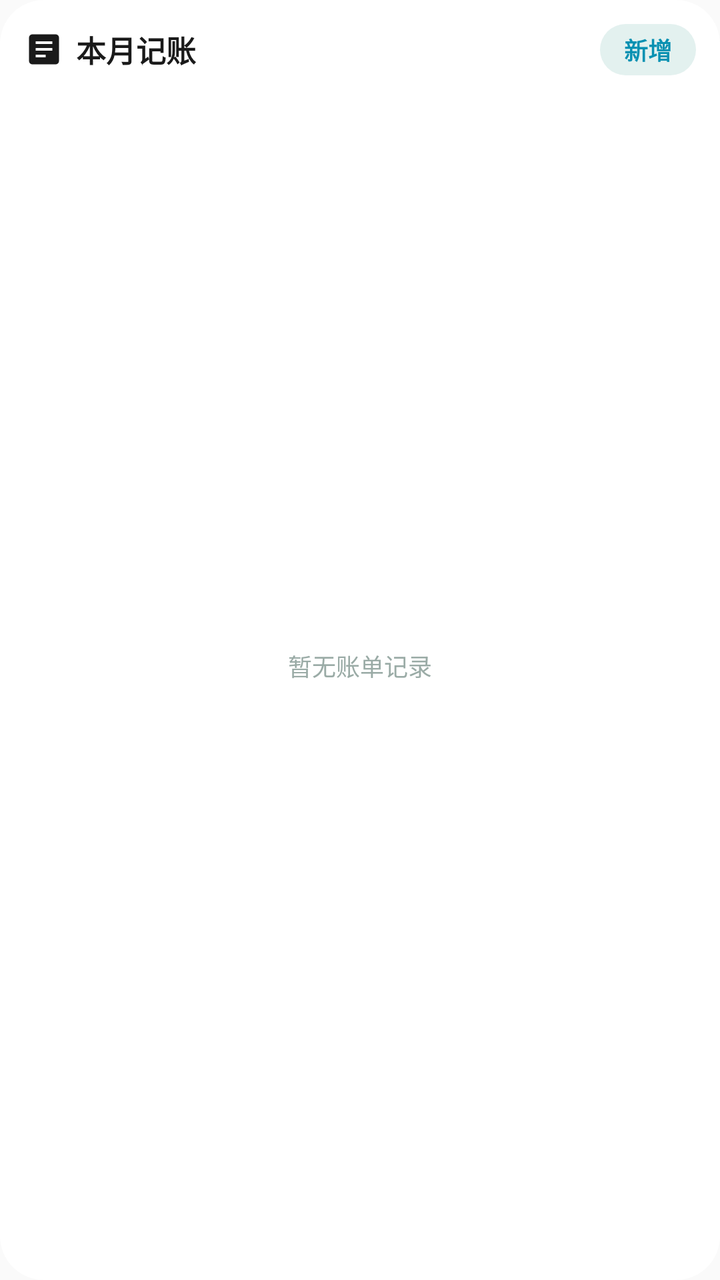
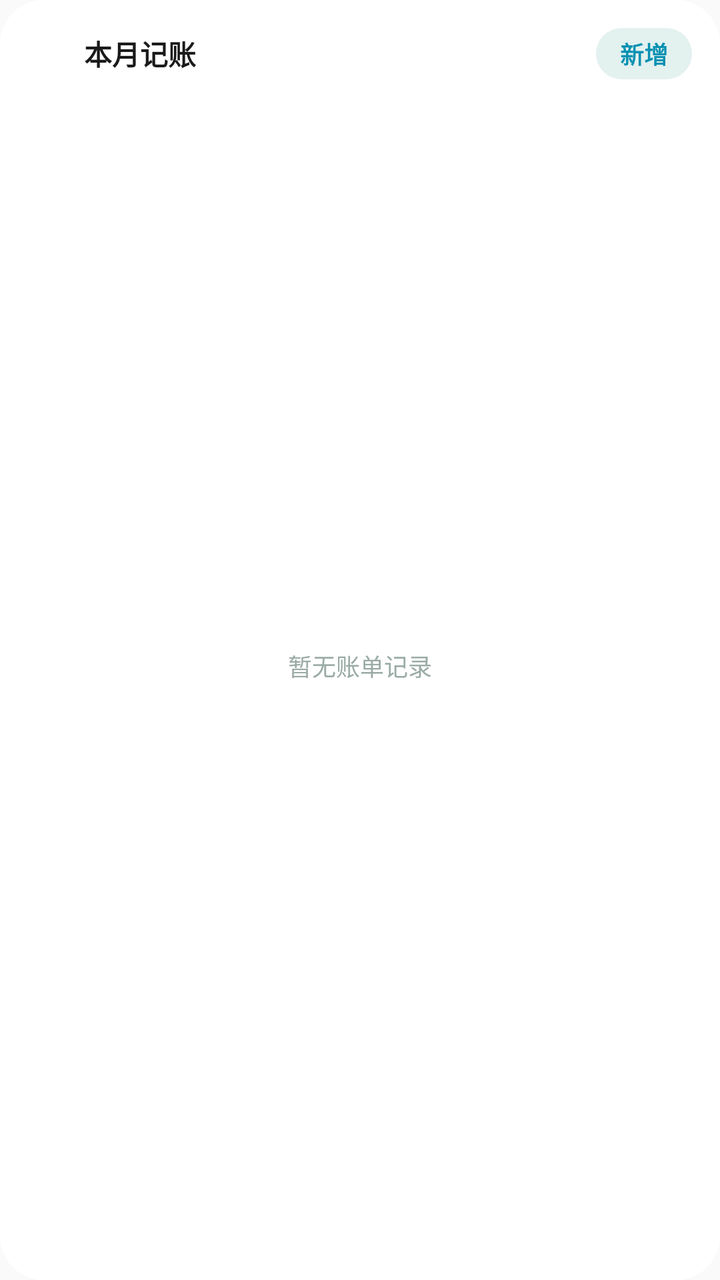

An Android layout rendered at two revisions. The XML below is the earlier revision; the diff shows what the commit changed to produce the second picture.
<!-- AndroidManifest.xml: application theme Theme.PalmNote -->
<!-- res/layout/widget_bill_unified.xml -->
<?xml version="1.0" encoding="utf-8"?>
<LinearLayout xmlns:android="http://schemas.android.com/apk/res/android"
    android:id="@+id/widget_layout"
    android:layout_width="match_parent"
    android:layout_height="match_parent"
    android:orientation="vertical"
    android:padding="12dp"
    android:background="@drawable/widget_card_round">

    
    <LinearLayout
        android:layout_width="match_parent"
        android:layout_height="wrap_content"
        android:orientation="horizontal"
        android:gravity="center_vertical">

        <ImageView
            android:layout_width="20dp"
            android:layout_height="20dp"
            android:src="@drawable/widget_ic_receipt"
            android:contentDescription="@null" />

        <TextView
            android:layout_width="0dp"
            android:layout_height="wrap_content"
            android:layout_weight="1"
            android:text="@string/widget_bill_title"
            android:textSize="15sp"
            android:textColor="@color/widget_v2_text_primary"
            android:textStyle="bold"
            android:layout_marginStart="6dp" />

        <TextView
            android:id="@+id/widget_add_btn"
            android:layout_width="wrap_content"
            android:layout_height="wrap_content"
            android:text="@string/widget_add"
            android:textSize="12sp"
            android:textStyle="bold"
            android:textColor="@color/widget_v2_accent"
            android:background="@drawable/widget_pill_soft"
            android:paddingHorizontal="12dp"
            android:paddingVertical="4dp" />
    </LinearLayout>

    
    <LinearLayout
        android:id="@+id/widget_content_with_data"
        android:layout_width="match_parent"
        android:layout_height="0dp"
        android:layout_weight="1"
        android:orientation="vertical"
        android:gravity="center_vertical"
        android:visibility="gone">

        <LinearLayout
            android:layout_width="match_parent"
            android:layout_height="wrap_content"
            android:orientation="horizontal">

            
            <LinearLayout
                android:layout_width="0dp"
                android:layout_height="match_parent"
                android:layout_weight="1"
                android:orientation="vertical"
                android:background="@drawable/widget_soft_card"
                android:padding="10dp">

                <TextView
                    android:layout_width="wrap_content"
                    android:layout_height="wrap_content"
                    android:text="@string/widget_income_label"
                    android:textSize="10sp"
                    android:textColor="@color/widget_v2_text_secondary" />

                <TextView
                    android:id="@+id/widget_income_amount"
                    android:layout_width="wrap_content"
                    android:layout_height="wrap_content"
                    android:text="+0"
                    android:textSize="15sp"
                    android:textColor="@color/widget_v2_text_primary"
                    android:textStyle="bold"
                    android:layout_marginTop="6dp"
                    android:maxLines="1"
                    android:ellipsize="end" />
            </LinearLayout>

            
            <LinearLayout
                android:layout_width="0dp"
                android:layout_height="match_parent"
                android:layout_weight="1"
                android:orientation="vertical"
                android:background="@drawable/widget_soft_card"
                android:layout_marginStart="6dp"
                android:padding="10dp">

                <TextView
                    android:layout_width="wrap_content"
                    android:layout_height="wrap_content"
                    android:text="@string/widget_expense_label"
                    android:textSize="10sp"
                    android:textColor="@color/widget_v2_text_secondary" />

                <TextView
                    android:id="@+id/widget_expense_amount"
                    android:layout_width="wrap_content"
                    android:layout_height="wrap_content"
                    android:text="-0"
                    android:textSize="15sp"
                    android:textColor="@color/widget_v2_text_primary"
                    android:textStyle="bold"
                    android:layout_marginTop="6dp"
                    android:maxLines="1"
                    android:ellipsize="end" />
            </LinearLayout>

            
            <LinearLayout
                android:layout_width="0dp"
                android:layout_height="match_parent"
                android:layout_weight="1"
                android:orientation="vertical"
                android:background="@drawable/widget_soft_card_gray"
                android:layout_marginStart="6dp"
                android:padding="10dp">

                <TextView
                    android:id="@+id/widget_budget_card_label"
                    android:layout_width="wrap_content"
                    android:layout_height="wrap_content"
                    android:text="@string/widget_budget_remaining"
                    android:textSize="10sp"
                    android:textColor="@color/widget_v2_text_secondary" />

                <TextView
                    android:id="@+id/widget_budget_amount"
                    android:layout_width="wrap_content"
                    android:layout_height="wrap_content"
                    android:text="0"
                    android:textSize="15sp"
                    android:textColor="@color/widget_v2_text_primary"
                    android:textStyle="bold"
                    android:layout_marginTop="6dp"
                    android:maxLines="1"
                    android:ellipsize="end" />
            </LinearLayout>
        </LinearLayout>

        
        <FrameLayout
            android:id="@+id/widget_budget_banner"
            android:layout_width="match_parent"
            android:layout_height="wrap_content"
            android:layout_marginTop="8dp">

            <ImageView
                android:id="@+id/widget_budget_banner_bg"
                android:layout_width="match_parent"
                android:layout_height="match_parent"
                android:src="@drawable/widget_shape_card"
                android:contentDescription="@null" />

            <LinearLayout
                android:layout_width="match_parent"
                android:layout_height="wrap_content"
                android:orientation="vertical"
                android:paddingHorizontal="10dp"
                android:paddingVertical="8dp">

            <LinearLayout
                android:layout_width="match_parent"
                android:layout_height="wrap_content"
                android:orientation="horizontal"
                android:gravity="center_vertical">

                <TextView
                    android:layout_width="18dp"
                    android:layout_height="18dp"
                    android:text="✓"
                    android:textSize="11sp"
                    android:textStyle="bold"
                    android:textColor="@color/widget_v2_accent"
                    android:gravity="center"
                    android:background="@drawable/widget_circle_white" />

                <TextView
                    android:id="@+id/widget_budget_banner_text"
                    android:layout_width="0dp"
                    android:layout_height="wrap_content"
                    android:layout_weight="1"
                    android:textSize="12sp"
                    android:textStyle="bold"
                    android:textColor="#FFFFFF"
                    android:layout_marginStart="8dp"
                    android:maxLines="1"
                    android:ellipsize="end" />

                <ImageView
                    android:layout_width="14dp"
                    android:layout_height="14dp"
                    android:src="@drawable/widget_ic_chevron_white"
                    android:contentDescription="@null" />
            </LinearLayout>

            <ProgressBar
                android:id="@+id/widget_budget_progress"
                style="?android:attr/progressBarStyleHorizontal"
                android:layout_width="match_parent"
                android:layout_height="3dp"
                android:layout_marginTop="6dp"
                android:max="100"
                android:progress="0"
                android:progressTint="#FFFFFF"
                android:progressBackgroundTint="#33FFFFFF"
                android:visibility="gone" />
            </LinearLayout>
        </FrameLayout>
    </LinearLayout>

    
    <LinearLayout
        android:id="@+id/widget_empty_state"
        android:layout_width="match_parent"
        android:layout_height="0dp"
        android:layout_weight="1"
        android:orientation="vertical"
        android:gravity="center"
        android:visibility="visible">

        <TextView
            android:layout_width="wrap_content"
            android:layout_height="wrap_content"
            android:text="@string/widget_bill_empty"
            android:textSize="12sp"
            android:textColor="@color/widget_v2_text_tertiary" />
    </LinearLayout>

</LinearLayout>
<!-- resources referenced by this layout -->
<resources>
  <color name="widget_v2_accent">#FF0891B2</color>
  <color name="widget_v2_text_primary">#FF1A1A1A</color>
  <color name="widget_v2_text_secondary">#FF7C8A86</color>
  <color name="widget_v2_text_tertiary">#FF9AABA6</color>
  <!-- drawable widget_card_round (drawable) -->
  <?xml version="1.0" encoding="utf-8"?>
  <shape xmlns:android="http://schemas.android.com/apk/res/android" android:shape="rectangle">
      <solid android:color="@color/widget_v2_card_bg" />
      <corners android:radius="22dp" />
  </shape>
  <!-- drawable widget_circle_white (drawable) -->
  <?xml version="1.0" encoding="utf-8"?>
  <shape xmlns:android="http://schemas.android.com/apk/res/android" android:shape="oval">
      <solid android:color="#FFFFFF" />
  </shape>
  <!-- drawable widget_ic_chevron_white (drawable) -->
  <?xml version="1.0" encoding="utf-8"?>
  <vector xmlns:android="http://schemas.android.com/apk/res/android"
      android:width="24dp"
      android:height="24dp"
      android:viewportWidth="24"
      android:viewportHeight="24">
      <path
          android:fillColor="#FFFFFF"
          android:pathData="M10,6L8.59,7.41 13.17,12l-4.58,4.59L10,18l6,-6z" />
  </vector>
  <!-- drawable widget_ic_receipt (drawable) -->
  <?xml version="1.0" encoding="utf-8"?>
  <vector xmlns:android="http://schemas.android.com/apk/res/android"
      android:width="24dp"
      android:height="24dp"
      android:viewportWidth="24"
      android:viewportHeight="24">
      <path
          android:fillColor="#1A1A1A"
          android:pathData="M5,3h14a2,2 0 0,1 2,2v14a2,2 0 0,1 -2,2H5a2,2 0 0,1 -2,-2V5a2,2 0 0,1 2,-2z" />
      <path
          android:fillColor="#FFFFFF"
          android:pathData="M7,7.2h10v1.6H7z" />
      <path
          android:fillColor="#FFFFFF"
          android:pathData="M7,11.2h10v1.6H7z" />
      <path
          android:fillColor="#FFFFFF"
          android:pathData="M7,15.2h6v1.6H7z" />
  </vector>
  <!-- drawable widget_pill_soft (drawable) -->
  <?xml version="1.0" encoding="utf-8"?>
  <shape xmlns:android="http://schemas.android.com/apk/res/android" android:shape="rectangle">
      <solid android:color="@color/widget_v2_pill_soft" />
      <corners android:radius="99dp" />
  </shape>
  <!-- drawable widget_shape_card (drawable) -->
  <?xml version="1.0" encoding="utf-8"?>
  <shape xmlns:android="http://schemas.android.com/apk/res/android"
      android:shape="rectangle">
      <solid android:color="#FFFFFF" />
      <corners android:radius="16dp" />
  </shape>
  <!-- drawable widget_soft_card (drawable) -->
  <?xml version="1.0" encoding="utf-8"?>
  <shape xmlns:android="http://schemas.android.com/apk/res/android" android:shape="rectangle">
      <solid android:color="@color/widget_v2_soft_mint" />
      <corners android:radius="14dp" />
  </shape>
  <!-- drawable widget_soft_card_gray (drawable) -->
  <?xml version="1.0" encoding="utf-8"?>
  <shape xmlns:android="http://schemas.android.com/apk/res/android" android:shape="rectangle">
      <solid android:color="@color/widget_v2_soft_gray" />
      <corners android:radius="14dp" />
  </shape>
  <string name="widget_add">新增</string>
  <string name="widget_bill_empty">暂无账单记录</string>
  <string name="widget_bill_title">本月记账</string>
  <string name="widget_budget_remaining">预算剩余</string>
  <string name="widget_expense_label">支出</string>
  <string name="widget_income_label">收入</string>
  <style name="Theme.PalmNote" parent="Theme.AppCompat.DayNight.NoActionBar">
          <item name="android:statusBarColor">@android:color/transparent</item>
          <item name="android:navigationBarColor">@android:color/transparent</item>
          <item name="android:windowLightStatusBar">true</item>
      </style>
  <color name="widget_v2_card_bg">#FFFFFFFF</color>
  <color name="widget_v2_pill_soft">#FFE3F1EF</color>
  <color name="widget_v2_soft_mint">#FFEEF5F3</color>
  <color name="widget_v2_soft_gray">#FFF5F7F7</color>
</resources>

<!-- the commit's change to res/layout/widget_bill_unified.xml (unified diff, before → after) -->
@@ -4,7 +4,7 @@
     android:layout_width="match_parent"
     android:layout_height="match_parent"
     android:orientation="vertical"
-    android:padding="12dp"
+    android:padding="@dimen/widget_pad"
     android:background="@drawable/widget_card_round">
 
     
@@ -14,21 +14,36 @@
         android:orientation="horizontal"
         android:gravity="center_vertical">
 
-        <ImageView
-            android:layout_width="20dp"
-            android:layout_height="20dp"
-            android:src="@drawable/widget_ic_receipt"
-            android:contentDescription="@null" />
+        <FrameLayout
+            android:layout_width="@dimen/widget_icon_badge"
+            android:layout_height="@dimen/widget_icon_badge">
+
+            <ImageView
+                android:id="@+id/widget_bill_badge"
+                android:layout_width="match_parent"
+                android:layout_height="match_parent"
+                android:src="@drawable/widget_shape_circle"
+                android:contentDescription="@null" />
+
+            <TextView
+                android:layout_width="match_parent"
+                android:layout_height="match_parent"
+                android:text="¥"
+                android:textSize="11sp"
+                android:textStyle="bold"
+                android:textColor="#FFFFFFFF"
+                android:gravity="center" />
+        </FrameLayout>
 
         <TextView
             android:layout_width="0dp"
             android:layout_height="wrap_content"
             android:layout_weight="1"
             android:text="@string/widget_bill_title"
-            android:textSize="15sp"
+            android:textSize="@dimen/widget_text_title"
             android:textColor="@color/widget_v2_text_primary"
             android:textStyle="bold"
-            android:layout_marginStart="6dp" />
+            android:layout_marginStart="8dp" />
 
         <TextView
             android:id="@+id/widget_add_btn"
@@ -53,171 +68,181 @@
         android:gravity="center_vertical"
         android:visibility="gone">
 
+        
         <LinearLayout
             android:layout_width="match_parent"
             android:layout_height="wrap_content"
-            android:orientation="horizontal">
-
-            
+            android:orientation="horizontal"
+            android:gravity="bottom">
+
             <LinearLayout
                 android:layout_width="0dp"
-                android:layout_height="match_parent"
-                android:layout_weight="1"
-                android:orientation="vertical"
-                android:background="@drawable/widget_soft_card"
-                android:padding="10dp">
-
-                <TextView
-                    android:layout_width="wrap_content"
-                    android:layout_height="wrap_content"
-                    android:text="@string/widget_income_label"
-                    android:textSize="10sp"
-                    android:textColor="@color/widget_v2_text_secondary" />
-
-                <TextView
-                    android:id="@+id/widget_income_amount"
-                    android:layout_width="wrap_content"
-                    android:layout_height="wrap_content"
-                    android:text="+0"
-                    android:textSize="15sp"
-                    android:textColor="@color/widget_v2_text_primary"
-                    android:textStyle="bold"
-                    android:layout_marginTop="6dp"
-                    android:maxLines="1"
-                    android:ellipsize="end" />
-            </LinearLayout>
-
-            
-            <LinearLayout
-                android:layout_width="0dp"
-                android:layout_height="match_parent"
-                android:layout_weight="1"
-                android:orientation="vertical"
-                android:background="@drawable/widget_soft_card"
-                android:layout_marginStart="6dp"
-                android:padding="10dp">
+                android:layout_height="wrap_content"
+                android:layout_weight="1"
+                android:orientation="vertical">
 
                 <TextView
                     android:layout_width="wrap_content"
                     android:layout_height="wrap_content"
                     android:text="@string/widget_expense_label"
-                    android:textSize="10sp"
+                    android:textSize="@dimen/widget_text_micro"
                     android:textColor="@color/widget_v2_text_secondary" />
 
                 <TextView
                     android:id="@+id/widget_expense_amount"
                     android:layout_width="wrap_content"
                     android:layout_height="wrap_content"
-                    android:text="-0"
-                    android:textSize="15sp"
+                    android:text="0"
+                    android:textSize="@dimen/widget_text_value"
                     android:textColor="@color/widget_v2_text_primary"
                     android:textStyle="bold"
-                    android:layout_marginTop="6dp"
+                    android:layout_marginTop="1dp"
                     android:maxLines="1"
                     android:ellipsize="end" />
             </LinearLayout>
 
-            
             <LinearLayout
-                android:layout_width="0dp"
-                android:layout_height="match_parent"
-                android:layout_weight="1"
+                android:layout_width="wrap_content"
+                android:layout_height="wrap_content"
                 android:orientation="vertical"
-                android:background="@drawable/widget_soft_card_gray"
-                android:layout_marginStart="6dp"
-                android:padding="10dp">
-
-                <TextView
-                    android:id="@+id/widget_budget_card_label"
+                android:layout_marginStart="@dimen/widget_gap">
+
+                <LinearLayout
                     android:layout_width="wrap_content"
                     android:layout_height="wrap_content"
-                    android:text="@string/widget_budget_remaining"
-                    android:textSize="10sp"
-                    android:textColor="@color/widget_v2_text_secondary" />
-
-                <TextView
-                    android:id="@+id/widget_budget_amount"
-                    android:layout_width="wrap_content"
-                    android:layout_height="wrap_content"
-                    android:text="0"
-                    android:textSize="15sp"
-                    android:textColor="@color/widget_v2_text_primary"
-                    android:textStyle="bold"
-                    android:layout_marginTop="6dp"
-                    android:maxLines="1"
-                    android:ellipsize="end" />
+                    android:orientation="horizontal"
+                    android:gravity="center_vertical">
+
+                    <TextView
+                        android:layout_width="wrap_content"
+                        android:layout_height="wrap_content"
+                        android:text="@string/widget_income_label"
+                        android:textSize="@dimen/widget_text_micro"
+                        android:textColor="@color/widget_v2_text_secondary" />
+
+                    <TextView
+                        android:id="@+id/widget_income_amount"
+                        android:layout_width="wrap_content"
+                        android:layout_height="wrap_content"
+                        android:text="0"
+                        android:textSize="@dimen/widget_text_micro"
+                        android:textColor="@color/widget_v2_text_primary"
+                        android:textStyle="bold"
+                        android:layout_marginStart="6dp"
+                        android:maxLines="1"
+                        android:ellipsize="end" />
+                </LinearLayout>
+
             </LinearLayout>
         </LinearLayout>
 
         
-        <FrameLayout
-            android:id="@+id/widget_budget_banner"
+        <LinearLayout
             android:layout_width="match_parent"
-            android:layout_height="wrap_content"
-            android:layout_marginTop="8dp">
-
-            <ImageView
-                android:id="@+id/widget_budget_banner_bg"
-                android:layout_width="match_parent"
-                android:layout_height="match_parent"
-                android:src="@drawable/widget_shape_card"
-                android:contentDescription="@null" />
-
-            <LinearLayout
-                android:layout_width="match_parent"
-                android:layout_height="wrap_content"
-                android:orientation="vertical"
-                android:paddingHorizontal="10dp"
-                android:paddingVertical="8dp">
-
-            <LinearLayout
-                android:layout_width="match_parent"
-                android:layout_height="wrap_content"
-                android:orientation="horizontal"
-                android:gravity="center_vertical">
-
-                <TextView
-                    android:layout_width="18dp"
-                    android:layout_height="18dp"
-                    android:text="✓"
-                    android:textSize="11sp"
-                    android:textStyle="bold"
-                    android:textColor="@color/widget_v2_accent"
-                    android:gravity="center"
-                    android:background="@drawable/widget_circle_white" />
-
-                <TextView
-                    android:id="@+id/widget_budget_banner_text"
-                    android:layout_width="0dp"
-                    android:layout_height="wrap_content"
-                    android:layout_weight="1"
-                    android:textSize="12sp"
-                    android:textStyle="bold"
-                    android:textColor="#FFFFFF"
-                    android:layout_marginStart="8dp"
-                    android:maxLines="1"
-                    android:ellipsize="end" />
-
-                <ImageView
-                    android:layout_width="14dp"
-                    android:layout_height="14dp"
-                    android:src="@drawable/widget_ic_chevron_white"
-                    android:contentDescription="@null" />
-            </LinearLayout>
-
-            <ProgressBar
-                android:id="@+id/widget_budget_progress"
-                style="?android:attr/progressBarStyleHorizontal"
-                android:layout_width="match_parent"
-                android:layout_height="3dp"
-                android:layout_marginTop="6dp"
-                android:max="100"
-                android:progress="0"
-                android:progressTint="#FFFFFF"
-                android:progressBackgroundTint="#33FFFFFF"
-                android:visibility="gone" />
-            </LinearLayout>
-        </FrameLayout>
+            android:layout_height="58dp"
+            android:orientation="horizontal"
+            android:gravity="bottom"
+            android:layout_marginTop="2dp">
+
+            <ImageView
+                android:id="@+id/widget_bill_bar_0"
+                android:layout_width="0dp"
+                android:layout_height="match_parent"
+                android:layout_weight="1"
+                android:src="@drawable/widget_bar_clip"
+                android:contentDescription="@null" />
+
+            <ImageView
+                android:id="@+id/widget_bill_bar_1"
+                android:layout_width="0dp"
+                android:layout_height="match_parent"
+                android:layout_weight="1"
+                android:layout_marginStart="4dp"
+                android:src="@drawable/widget_bar_clip"
+                android:contentDescription="@null" />
+
+            <ImageView
+                android:id="@+id/widget_bill_bar_2"
+                android:layout_width="0dp"
+                android:layout_height="match_parent"
+                android:layout_weight="1"
+                android:layout_marginStart="4dp"
+                android:src="@drawable/widget_bar_clip"
+                android:contentDescription="@null" />
+
+            <ImageView
+                android:id="@+id/widget_bill_bar_3"
+                android:layout_width="0dp"
+                android:layout_height="match_parent"
+                android:layout_weight="1"
+                android:layout_marginStart="4dp"
+                android:src="@drawable/widget_bar_clip"
+                android:contentDescription="@null" />
+
+            <ImageView
+                android:id="@+id/widget_bill_bar_4"
+                android:layout_width="0dp"
+                android:layout_height="match_parent"
+                android:layout_weight="1"
+                android:layout_marginStart="4dp"
+                android:src="@drawable/widget_bar_clip"
+                android:contentDescription="@null" />
+
+            <ImageView
+                android:id="@+id/widget_bill_bar_5"
+                android:layout_width="0dp"
+                android:layout_height="match_parent"
+                android:layout_weight="1"
+                android:layout_marginStart="4dp"
+                android:src="@drawable/widget_bar_clip"
+                android:contentDescription="@null" />
+
+            <ImageView
+                android:id="@+id/widget_bill_bar_6"
+                android:layout_width="0dp"
+                android:layout_height="match_parent"
+                android:layout_weight="1"
+                android:layout_marginStart="4dp"
+                android:src="@drawable/widget_bar_clip"
+                android:contentDescription="@null" />
+        </LinearLayout>
+
+        
+        <LinearLayout
+            android:layout_width="match_parent"
+            android:layout_height="wrap_content"
+            android:orientation="horizontal"
+            android:gravity="center_vertical"
+            android:layout_marginTop="3dp">
+
+            <TextView
+                android:layout_width="0dp"
+                android:layout_height="wrap_content"
+                android:layout_weight="1"
+                android:text="@string/widget_bill_week_label"
+                android:textSize="@dimen/widget_text_micro"
+                android:textColor="@color/widget_v2_text_tertiary" />
+
+            <TextView
+                android:id="@+id/widget_budget_card_label"
+                android:layout_width="wrap_content"
+                android:layout_height="wrap_content"
+                android:text="@string/widget_budget_remaining"
+                android:textSize="@dimen/widget_text_micro"
+                android:textColor="@color/widget_v2_text_secondary" />
+
+            <TextView
+                android:id="@+id/widget_budget_amount"
+                android:layout_width="wrap_content"
+                android:layout_height="wrap_content"
+                android:text="0"
+                android:textSize="@dimen/widget_text_micro"
+                android:textColor="@color/widget_v2_text_primary"
+                android:textStyle="bold"
+                android:layout_marginStart="6dp"
+                android:maxLines="1"
+                android:ellipsize="end" />
+        </LinearLayout>
     </LinearLayout>
 
     
<!-- resource entries referenced after the edit -->
@@ -4,76 +4,44 @@
   <color name="widget_v2_text_primary">#FF1A1A1A</color>
   <color name="widget_v2_text_secondary">#FF7C8A86</color>
   <color name="widget_v2_text_tertiary">#FF9AABA6</color>
+  <dimen name="widget_gap">8dp</dimen>
+  <dimen name="widget_icon_badge">20dp</dimen>
+  <dimen name="widget_pad">14dp</dimen>
+  <dimen name="widget_text_micro">10sp</dimen>
+  <dimen name="widget_text_title">14sp</dimen>
+  <dimen name="widget_text_value">20sp</dimen>
+  <!-- drawable widget_bar_clip (drawable) -->
+  <?xml version="1.0" encoding="utf-8"?>
+  <clip xmlns:android="http://schemas.android.com/apk/res/android"
+      android:clipOrientation="vertical"
+      android:gravity="bottom">
+      <shape android:shape="rectangle">
+          <solid android:color="#FFFFFFFF" />
+          <corners android:radius="3dp" />
+      </shape>
+  </clip>
   <!-- drawable widget_card_round (drawable) -->
   <?xml version="1.0" encoding="utf-8"?>
   <shape xmlns:android="http://schemas.android.com/apk/res/android" android:shape="rectangle">
       <solid android:color="@color/widget_v2_card_bg" />
       <corners android:radius="22dp" />
   </shape>
-  <!-- drawable widget_circle_white (drawable) -->
-  <?xml version="1.0" encoding="utf-8"?>
-  <shape xmlns:android="http://schemas.android.com/apk/res/android" android:shape="oval">
-      <solid android:color="#FFFFFF" />
-  </shape>
-  <!-- drawable widget_ic_chevron_white (drawable) -->
-  <?xml version="1.0" encoding="utf-8"?>
-  <vector xmlns:android="http://schemas.android.com/apk/res/android"
-      android:width="24dp"
-      android:height="24dp"
-      android:viewportWidth="24"
-      android:viewportHeight="24">
-      <path
-          android:fillColor="#FFFFFF"
-          android:pathData="M10,6L8.59,7.41 13.17,12l-4.58,4.59L10,18l6,-6z" />
-  </vector>
-  <!-- drawable widget_ic_receipt (drawable) -->
-  <?xml version="1.0" encoding="utf-8"?>
-  <vector xmlns:android="http://schemas.android.com/apk/res/android"
-      android:width="24dp"
-      android:height="24dp"
-      android:viewportWidth="24"
-      android:viewportHeight="24">
-      <path
-          android:fillColor="#1A1A1A"
-          android:pathData="M5,3h14a2,2 0 0,1 2,2v14a2,2 0 0,1 -2,2H5a2,2 0 0,1 -2,-2V5a2,2 0 0,1 2,-2z" />
-      <path
-          android:fillColor="#FFFFFF"
-          android:pathData="M7,7.2h10v1.6H7z" />
-      <path
-          android:fillColor="#FFFFFF"
-          android:pathData="M7,11.2h10v1.6H7z" />
-      <path
-          android:fillColor="#FFFFFF"
-          android:pathData="M7,15.2h6v1.6H7z" />
-  </vector>
   <!-- drawable widget_pill_soft (drawable) -->
   <?xml version="1.0" encoding="utf-8"?>
   <shape xmlns:android="http://schemas.android.com/apk/res/android" android:shape="rectangle">
       <solid android:color="@color/widget_v2_pill_soft" />
       <corners android:radius="99dp" />
   </shape>
-  <!-- drawable widget_shape_card (drawable) -->
+  <!-- drawable widget_shape_circle (drawable) -->
   <?xml version="1.0" encoding="utf-8"?>
   <shape xmlns:android="http://schemas.android.com/apk/res/android"
-      android:shape="rectangle">
+      android:shape="oval">
       <solid android:color="#FFFFFF" />
-      <corners android:radius="16dp" />
-  </shape>
-  <!-- drawable widget_soft_card (drawable) -->
-  <?xml version="1.0" encoding="utf-8"?>
-  <shape xmlns:android="http://schemas.android.com/apk/res/android" android:shape="rectangle">
-      <solid android:color="@color/widget_v2_soft_mint" />
-      <corners android:radius="14dp" />
-  </shape>
-  <!-- drawable widget_soft_card_gray (drawable) -->
-  <?xml version="1.0" encoding="utf-8"?>
-  <shape xmlns:android="http://schemas.android.com/apk/res/android" android:shape="rectangle">
-      <solid android:color="@color/widget_v2_soft_gray" />
-      <corners android:radius="14dp" />
   </shape>
   <string name="widget_add">新增</string>
   <string name="widget_bill_empty">暂无账单记录</string>
   <string name="widget_bill_title">本月记账</string>
+  <string name="widget_bill_week_label">近 7 天</string>
   <string name="widget_budget_remaining">预算剩余</string>
   <string name="widget_expense_label">支出</string>
   <string name="widget_income_label">收入</string>
@@ -84,7 +52,5 @@
       </style>
   <color name="widget_v2_card_bg">#FFFFFFFF</color>
   <color name="widget_v2_pill_soft">#FFE3F1EF</color>
-  <color name="widget_v2_soft_mint">#FFEEF5F3</color>
-  <color name="widget_v2_soft_gray">#FFF5F7F7</color>
 </resources>
 
